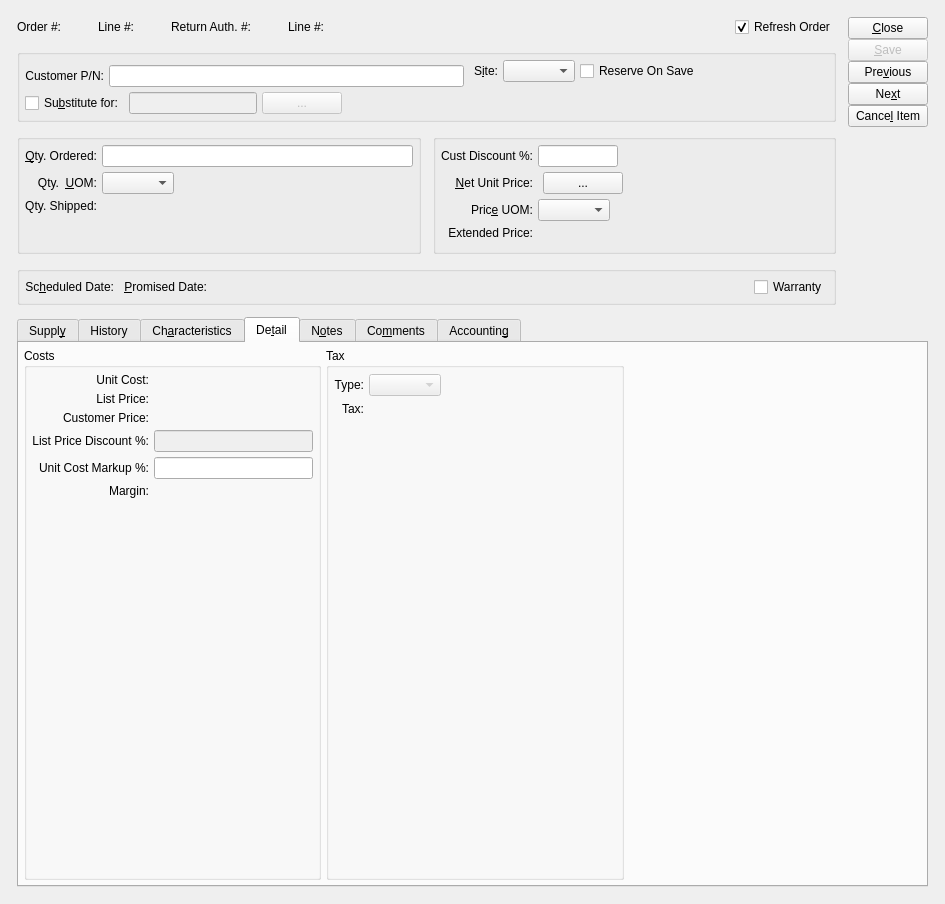
This is guiclient/salesOrderItem.ui in Pegasus-RPG/xtuple-client as Qt 5 draws it before an edit. The edited form follows.
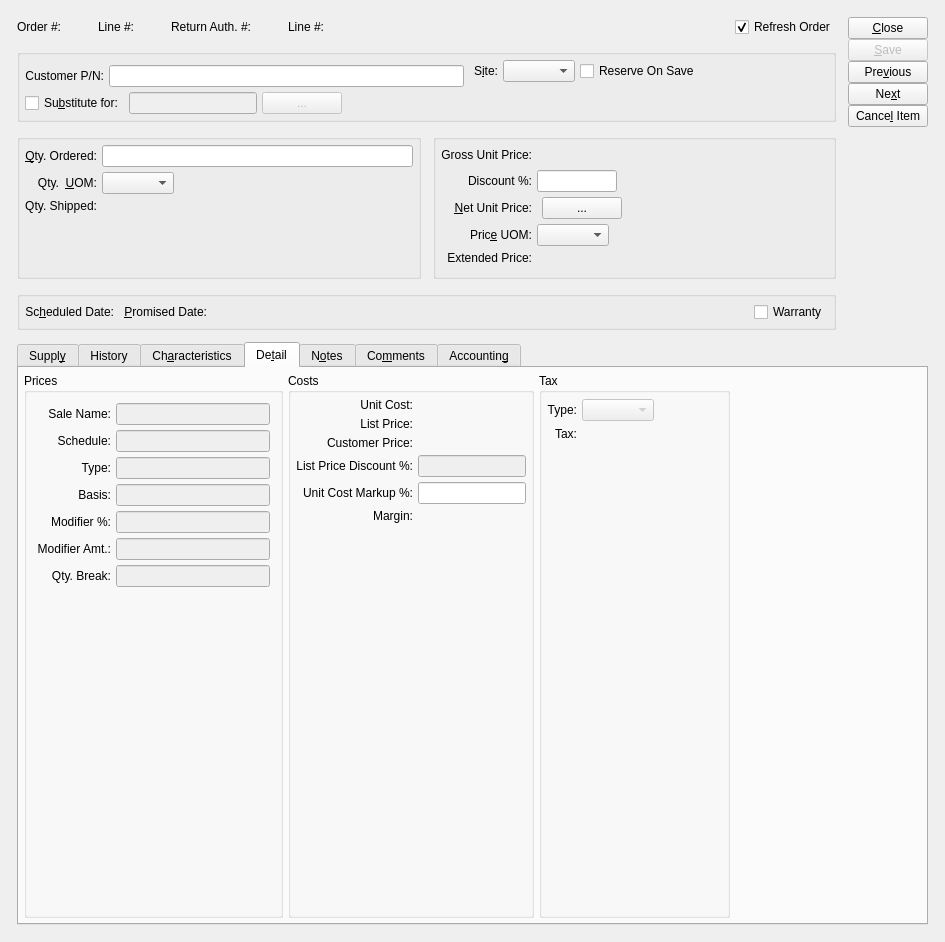
This is the edited form. The open tabs and pages were chosen to show the change. Custom widgets are drawn as their Qt base class.

Commit message: Issue #26767:preliminary commit

```diff
--- a/guiclient/salesOrderItem.ui
+++ b/guiclient/salesOrderItem.ui
@@ -14,7 +14,7 @@
     <x>0</x>
     <y>0</y>
     <width>945</width>
-    <height>904</height>
+    <height>942</height>
    </rect>
   </property>
   <property name="sizePolicy">
@@ -545,21 +545,12 @@
         <string/>
        </property>
        <layout class="QGridLayout">
-        <item row="0" column="1">
+        <item row="4" column="1">
          <layout class="QHBoxLayout">
           <item>
-           <widget class="XLineEdit" name="_discountFromCust">
-            <property name="maximumSize">
-             <size>
-              <width>80</width>
-              <height>32767</height>
-             </size>
-            </property>
+           <widget class="XComboBox" name="_priceUOM">
             <property name="focusPolicy">
-             <enum>Qt::StrongFocus</enum>
-            </property>
-            <property name="alignment">
-             <set>Qt::AlignRight</set>
+             <enum>Qt::ClickFocus</enum>
             </property>
            </widget>
           </item>
@@ -578,73 +569,30 @@
           </item>
          </layout>
         </item>
-        <item row="1" column="0">
-         <widget class="QLabel" name="_netUnitPriceLit">
+        <item row="5" column="0">
+         <widget class="QLabel" name="_extendedPriceLit">
           <property name="text">
-           <string>&amp;Net Unit Price:</string>
+           <string>Extended Price:</string>
           </property>
           <property name="alignment">
-           <set>Qt::AlignRight|Qt::AlignTrailing|Qt::AlignVCenter</set>
+           <set>Qt::AlignRight|Qt::AlignTop|Qt::AlignTrailing</set>
           </property>
           <property name="margin">
            <number>5</number>
           </property>
-          <property name="buddy">
-           <cstring>_netUnitPrice</cstring>
-          </property>
          </widget>
         </item>
-        <item row="1" column="1">
-         <layout class="QHBoxLayout">
-          <item>
-           <widget class="CurrCluster" name="_netUnitPrice">
-            <property name="format">
-             <enum>CurrDisplay::SalesPrice</enum>
-            </property>
-            <property name="currencyEditable" stdset="0">
-             <bool>false</bool>
-            </property>
-           </widget>
-          </item>
-          <item>
-           <widget class="QPushButton" name="_listPrices">
-            <property name="focusPolicy">
-             <enum>Qt::NoFocus</enum>
-            </property>
-            <property name="text">
-             <string> ... </string>
-            </property>
-           </widget>
-          </item>
-          <item>
-           <spacer>
-            <property name="orientation">
-             <enum>Qt::Horizontal</enum>
-            </property>
-            <property name="sizeHint" stdset="0">
-             <size>
-              <width>0</width>
-              <height>20</height>
-             </size>
-            </property>
-           </spacer>
-          </item>
-          <item>
-           <spacer>
-            <property name="orientation">
-             <enum>Qt::Horizontal</enum>
-            </property>
-            <property name="sizeHint" stdset="0">
-             <size>
-              <width>40</width>
-              <height>20</height>
-             </size>
-            </property>
-           </spacer>
-          </item>
-         </layout>
-        </item>
         <item row="2" column="0">
+         <widget class="QLabel" name="_discountFromCustLit">
+          <property name="text">
+           <string>Discount %:</string>
+          </property>
+          <property name="alignment">
+           <set>Qt::AlignRight|Qt::AlignTrailing|Qt::AlignVCenter</set>
+          </property>
+         </widget>
+        </item>
+        <item row="4" column="0">
          <widget class="QLabel" name="_priceUOMLit">
           <property name="text">
            <string>Pric&amp;e UOM:</string>
@@ -663,44 +611,56 @@
           </property>
          </widget>
         </item>
-        <item row="2" column="1">
-         <layout class="QHBoxLayout">
-          <item>
-           <widget class="XComboBox" name="_priceUOM">
-            <property name="focusPolicy">
-             <enum>Qt::ClickFocus</enum>
-            </property>
-           </widget>
-          </item>
-          <item>
-           <spacer>
-            <property name="orientation">
-             <enum>Qt::Horizontal</enum>
-            </property>
-            <property name="sizeHint" stdset="0">
-             <size>
-              <width>0</width>
-              <height>20</height>
-             </size>
-            </property>
-           </spacer>
-          </item>
-         </layout>
-        </item>
         <item row="3" column="0">
-         <widget class="QLabel" name="_extendedPriceLit">
+         <widget class="QLabel" name="_netUnitPriceLit">
           <property name="text">
-           <string>Extended Price:</string>
+           <string>&amp;Net Unit Price:</string>
           </property>
           <property name="alignment">
-           <set>Qt::AlignRight|Qt::AlignTop|Qt::AlignTrailing</set>
+           <set>Qt::AlignRight|Qt::AlignTrailing|Qt::AlignVCenter</set>
           </property>
           <property name="margin">
            <number>5</number>
           </property>
+          <property name="buddy">
+           <cstring>_netUnitPrice</cstring>
+          </property>
          </widget>
         </item>
-        <item row="3" column="1">
+        <item row="2" column="1">
+         <layout class="QHBoxLayout">
+          <item>
+           <widget class="XLineEdit" name="_discountFromCust">
+            <property name="maximumSize">
+             <size>
+              <width>80</width>
+              <height>32767</height>
+             </size>
+            </property>
+            <property name="focusPolicy">
+             <enum>Qt::StrongFocus</enum>
+            </property>
+            <property name="alignment">
+             <set>Qt::AlignRight</set>
+            </property>
+           </widget>
+          </item>
+          <item>
+           <spacer>
+            <property name="orientation">
+             <enum>Qt::Horizontal</enum>
+            </property>
+            <property name="sizeHint" stdset="0">
+             <size>
+              <width>0</width>
+              <height>20</height>
+             </size>
+            </property>
+           </spacer>
+          </item>
+         </layout>
+        </item>
+        <item row="5" column="1">
          <layout class="QHBoxLayout">
           <item>
            <widget class="CurrCluster" name="_extendedPrice">
@@ -739,16 +699,96 @@
           </item>
          </layout>
         </item>
-        <item row="0" column="0">
-         <widget class="QLabel" name="_discountFromCustLit">
+        <item row="3" column="1">
+         <layout class="QHBoxLayout">
+          <item>
+           <widget class="CurrCluster" name="_netUnitPrice">
+            <property name="format">
+             <enum>CurrDisplay::SalesPrice</enum>
+            </property>
+            <property name="currencyEditable" stdset="0">
+             <bool>false</bool>
+            </property>
+           </widget>
+          </item>
+          <item>
+           <widget class="QPushButton" name="_listPrices">
+            <property name="focusPolicy">
+             <enum>Qt::NoFocus</enum>
+            </property>
+            <property name="text">
+             <string> ... </string>
+            </property>
+           </widget>
+          </item>
+          <item>
+           <spacer>
+            <property name="orientation">
+             <enum>Qt::Horizontal</enum>
+            </property>
+            <property name="sizeHint" stdset="0">
+             <size>
+              <width>0</width>
+              <height>20</height>
+             </size>
+            </property>
+           </spacer>
+          </item>
+          <item>
+           <spacer>
+            <property name="orientation">
+             <enum>Qt::Horizontal</enum>
+            </property>
+            <property name="sizeHint" stdset="0">
+             <size>
+              <width>40</width>
+              <height>20</height>
+             </size>
+            </property>
+           </spacer>
+          </item>
+         </layout>
+        </item>
+        <item row="1" column="0">
+         <widget class="QLabel" name="_grossUnitPriceLit">
           <property name="text">
-           <string>Cust Discount %:</string>
+           <string>Gross Unit Price:</string>
           </property>
           <property name="alignment">
            <set>Qt::AlignRight|Qt::AlignTrailing|Qt::AlignVCenter</set>
           </property>
          </widget>
         </item>
+        <item row="1" column="1">
+         <layout class="QHBoxLayout" name="horizontalLayout_17">
+          <item>
+           <widget class="CurrCluster" name="_grossUnitPrice">
+            <property name="currencyEditable" stdset="0">
+             <bool>false</bool>
+            </property>
+            <property name="currencyVisible">
+             <bool>false</bool>
+            </property>
+            <property name="enabled">
+             <bool>false</bool>
+            </property>
+           </widget>
+          </item>
+          <item>
+           <spacer name="horizontalSpacer_7">
+            <property name="orientation">
+             <enum>Qt::Horizontal</enum>
+            </property>
+            <property name="sizeHint" stdset="0">
+             <size>
+              <width>17</width>
+              <height>20</height>
+             </size>
+            </property>
+           </spacer>
+          </item>
+         </layout>
+        </item>
        </layout>
       </widget>
      </item>
@@ -1897,142 +1937,20 @@
          <string>De&amp;tail</string>
         </attribute>
         <layout class="QGridLayout">
-         <item row="0" column="0">
-          <widget class="QGroupBox" name="_priceGroup">
-           <property name="title">
-            <string>Costs</string>
+         <item row="0" column="3">
+          <spacer>
+           <property name="orientation">
+            <enum>Qt::Horizontal</enum>
            </property>
-           <layout class="QGridLayout">
-            <item row="0" column="1">
-             <widget class="CurrCluster" name="_unitCost">
-              <property name="format">
-               <enum>CurrDisplay::Cost</enum>
-              </property>
-              <property name="currencyEditable" stdset="0">
-               <bool>false</bool>
-              </property>
-              <property name="currencyVisible">
-               <bool>false</bool>
-              </property>
-             </widget>
-            </item>
-            <item row="3" column="0">
-             <widget class="QLabel" name="_discountFromListPriceLit">
-              <property name="minimumSize">
-               <size>
-                <width>0</width>
-                <height>0</height>
-               </size>
-              </property>
-              <property name="text">
-               <string>List Price Discount %:</string>
-              </property>
-              <property name="alignment">
-               <set>Qt::AlignRight|Qt::AlignTrailing|Qt::AlignVCenter</set>
-              </property>
-             </widget>
-            </item>
-            <item row="2" column="1">
-             <widget class="CurrDisplay" name="_customerPrice">
-              <property name="format">
-               <enum>CurrDisplay::SalesPrice</enum>
-              </property>
-             </widget>
-            </item>
-            <item row="2" column="0">
-             <widget class="QLabel" name="_customerPriceLit">
-              <property name="text">
-               <string>Customer Price:</string>
-              </property>
-              <property name="alignment">
-               <set>Qt::AlignRight|Qt::AlignTrailing|Qt::AlignVCenter</set>
-              </property>
-             </widget>
-            </item>
-            <item row="0" column="0">
-             <widget class="QLabel" name="_unitCostLit">
-              <property name="text">
-               <string>Unit Cost:</string>
-              </property>
-              <property name="alignment">
-               <set>Qt::AlignRight|Qt::AlignTrailing|Qt::AlignVCenter</set>
-              </property>
-             </widget>
-            </item>
-            <item row="1" column="0">
-             <widget class="QLabel" name="_listPriceLit">
-              <property name="text">
-               <string>List Price:</string>
-              </property>
-              <property name="alignment">
-               <set>Qt::AlignRight|Qt::AlignTrailing|Qt::AlignVCenter</set>
-              </property>
-             </widget>
-            </item>
-            <item row="9" column="0">
-             <widget class="QLabel" name="_marginLit">
-              <property name="text">
-               <string>Margin:</string>
-              </property>
-              <property name="alignment">
-               <set>Qt::AlignRight|Qt::AlignTrailing|Qt::AlignVCenter</set>
-              </property>
-             </widget>
-            </item>
-            <item row="11" column="0">
-             <spacer>
-              <property name="orientation">
-               <enum>Qt::Vertical</enum>
-              </property>
-              <property name="sizeHint" stdset="0">
-               <size>
-                <width>20</width>
-                <height>0</height>
-               </size>
-              </property>
-             </spacer>
-            </item>
-            <item row="8" column="0">
-             <widget class="QLabel" name="_markupFromUnitCostLit">
-              <property name="text">
-               <string>Unit Cost Markup %:</string>
-              </property>
-              <property name="alignment">
-               <set>Qt::AlignRight|Qt::AlignTrailing|Qt::AlignVCenter</set>
-              </property>
-             </widget>
-            </item>
-            <item row="8" column="1">
-             <widget class="XLineEdit" name="_markupFromUnitCost">
-              <property name="alignment">
-               <set>Qt::AlignRight|Qt::AlignTrailing|Qt::AlignVCenter</set>
-              </property>
-             </widget>
-            </item>
-            <item row="3" column="1">
-             <widget class="XLineEdit" name="_discountFromListPrice">
-              <property name="enabled">
-               <bool>false</bool>
-              </property>
-              <property name="alignment">
-               <set>Qt::AlignRight|Qt::AlignTrailing|Qt::AlignVCenter</set>
-              </property>
-             </widget>
-            </item>
-            <item row="1" column="1">
-             <widget class="CurrDisplay" name="_listPrice">
-              <property name="format">
-               <enum>CurrDisplay::SalesPrice</enum>
-              </property>
-             </widget>
-            </item>
-            <item row="9" column="1">
-             <widget class="CurrDisplay" name="_margin"/>
-            </item>
-           </layout>
-          </widget>
+           <property name="sizeHint" stdset="0">
+            <size>
+             <width>21</width>
+             <height>204</height>
+            </size>
+           </property>
+          </spacer>
          </item>
-         <item row="0" column="1">
+         <item row="0" column="2">
           <widget class="QGroupBox" name="taxGroup">
            <property name="title">
             <string>Tax</string>
@@ -2126,18 +2044,362 @@
            </layout>
           </widget>
          </item>
-         <item row="0" column="2">
-          <spacer>
-           <property name="orientation">
-            <enum>Qt::Horizontal</enum>
+         <item row="0" column="0">
+          <widget class="QGroupBox" name="_priceGroup">
+           <property name="title">
+            <string>Prices</string>
            </property>
-           <property name="sizeHint" stdset="0">
-            <size>
-             <width>21</width>
-             <height>204</height>
-            </size>
+           <layout class="QVBoxLayout" name="verticalLayout_10">
+            <item>
+             <widget class="QStackedWidget" name="_pricingStack">
+              <property name="frameShape">
+               <enum>QFrame::NoFrame</enum>
+              </property>
+              <property name="currentIndex">
+               <number>2</number>
+              </property>
+              <widget class="QWidget" name="_listPricePage">
+               <layout class="QVBoxLayout" name="verticalLayout_11">
+                <item>
+                 <layout class="QHBoxLayout" name="horizontalLayout_18">
+                  <item>
+                   <widget class="QLabel" name="_listDiscountLit">
+                    <property name="text">
+                     <string>Customer Discount %:</string>
+                    </property>
+                    <property name="alignment">
+                     <set>Qt::AlignRight|Qt::AlignTrailing|Qt::AlignVCenter</set>
+                    </property>
+                   </widget>
+                  </item>
+                  <item>
+                   <widget class="XLineEdit" name="_listDiscount">
+                    <property name="enabled">
+                     <bool>false</bool>
+                    </property>
+                    <property name="alignment">
+                     <set>Qt::AlignRight|Qt::AlignTrailing|Qt::AlignVCenter</set>
+                    </property>
+                   </widget>
+                  </item>
+                 </layout>
+                </item>
+                <item>
+                 <spacer name="verticalSpacer_4">
+                  <property name="orientation">
+                   <enum>Qt::Vertical</enum>
+                  </property>
+                  <property name="sizeHint" stdset="0">
+                   <size>
+                    <width>17</width>
+                    <height>271</height>
+                   </size>
+                  </property>
+                 </spacer>
+                </item>
+               </layout>
+              </widget>
+              <widget class="QWidget" name="_ipsPricePage">
+               <layout class="QVBoxLayout" name="verticalLayout_13">
+                <item>
+                 <layout class="QGridLayout" name="gridLayout_2">
+                  <item row="1" column="1">
+                   <widget class="XLineEdit" name="_ipsSchedule">
+                    <property name="enabled">
+                     <bool>false</bool>
+                    </property>
+                    <property name="alignment">
+                     <set>Qt::AlignRight|Qt::AlignTrailing|Qt::AlignVCenter</set>
+                    </property>
+                   </widget>
+                  </item>
+                  <item row="2" column="0">
+                   <widget class="QLabel" name="_ipsTypeLit">
+                    <property name="text">
+                     <string>Type:</string>
+                    </property>
+                    <property name="alignment">
+                     <set>Qt::AlignRight|Qt::AlignTrailing|Qt::AlignVCenter</set>
+                    </property>
+                   </widget>
+                  </item>
+                  <item row="5" column="1">
+                   <widget class="XLineEdit" name="_ipsModifierPct">
+                    <property name="enabled">
+                     <bool>false</bool>
+                    </property>
+                    <property name="alignment">
+                     <set>Qt::AlignRight|Qt::AlignTrailing|Qt::AlignVCenter</set>
+                    </property>
+                   </widget>
+                  </item>
+                  <item row="0" column="0">
+                   <widget class="QLabel" name="_ipsSaleNameLit">
+                    <property name="text">
+                     <string>Sale Name:</string>
+                    </property>
+                    <property name="alignment">
+                     <set>Qt::AlignRight|Qt::AlignTrailing|Qt::AlignVCenter</set>
+                    </property>
+                   </widget>
+                  </item>
+                  <item row="0" column="1">
+                   <widget class="XLineEdit" name="_ipsSaleName">
+                    <property name="enabled">
+                     <bool>false</bool>
+                    </property>
+                    <property name="alignment">
+                     <set>Qt::AlignRight|Qt::AlignTrailing|Qt::AlignVCenter</set>
+                    </property>
+                   </widget>
+                  </item>
+                  <item row="8" column="0">
+                   <widget class="QLabel" name="_ipsModifierAmtLit">
+                    <property name="text">
+                     <string>Modifier Amt.:</string>
+                    </property>
+                    <property name="alignment">
+                     <set>Qt::AlignRight|Qt::AlignTrailing|Qt::AlignVCenter</set>
+                    </property>
+                   </widget>
+                  </item>
+                  <item row="8" column="1">
+                   <widget class="XLineEdit" name="_ipsModifierAmt">
+                    <property name="enabled">
+                     <bool>false</bool>
+                    </property>
+                    <property name="alignment">
+                     <set>Qt::AlignRight|Qt::AlignTrailing|Qt::AlignVCenter</set>
+                    </property>
+                   </widget>
+                  </item>
+                  <item row="5" column="0">
+                   <widget class="QLabel" name="_ipsModifierPctLit">
+                    <property name="text">
+                     <string>Modifier %:</string>
+                    </property>
+                    <property name="alignment">
+                     <set>Qt::AlignRight|Qt::AlignTrailing|Qt::AlignVCenter</set>
+                    </property>
+                   </widget>
+                  </item>
+                  <item row="2" column="1">
+                   <widget class="XLineEdit" name="_ipsType">
+                    <property name="enabled">
+                     <bool>false</bool>
+                    </property>
+                    <property name="alignment">
+                     <set>Qt::AlignRight|Qt::AlignTrailing|Qt::AlignVCenter</set>
+                    </property>
+                   </widget>
+                  </item>
+                  <item row="1" column="0">
+                   <widget class="QLabel" name="_ipsScheduleLit">
+                    <property name="text">
+                     <string>Schedule:</string>
+                    </property>
+                    <property name="alignment">
+                     <set>Qt::AlignRight|Qt::AlignTrailing|Qt::AlignVCenter</set>
+                    </property>
+                   </widget>
+                  </item>
+                  <item row="3" column="0">
+                   <widget class="QLabel" name="_ipsBasisLit">
+                    <property name="text">
+                     <string>Basis:</string>
+                    </property>
+                    <property name="alignment">
+                     <set>Qt::AlignRight|Qt::AlignTrailing|Qt::AlignVCenter</set>
+                    </property>
+                   </widget>
+                  </item>
+                  <item row="3" column="1">
+                   <widget class="XLineEdit" name="_ipsBasis">
+                    <property name="enabled">
+                     <bool>false</bool>
+                    </property>
+                    <property name="alignment">
+                     <set>Qt::AlignRight|Qt::AlignTrailing|Qt::AlignVCenter</set>
+                    </property>
+                   </widget>
+                  </item>
+                  <item row="9" column="0">
+                   <widget class="QLabel" name="_saleQtyBreakLit">
+                    <property name="text">
+                     <string>Qty. Break:</string>
+                    </property>
+                    <property name="alignment">
+                     <set>Qt::AlignRight|Qt::AlignTrailing|Qt::AlignVCenter</set>
+                    </property>
+                   </widget>
+                  </item>
+                  <item row="9" column="1">
+                   <widget class="XLineEdit" name="_ipsQtyBreak">
+                    <property name="enabled">
+                     <bool>false</bool>
+                    </property>
+                    <property name="alignment">
+                     <set>Qt::AlignRight|Qt::AlignTrailing|Qt::AlignVCenter</set>
+                    </property>
+                   </widget>
+                  </item>
+                 </layout>
+                </item>
+                <item>
+                 <spacer name="verticalSpacer_6">
+                  <property name="orientation">
+                   <enum>Qt::Vertical</enum>
+                  </property>
+                  <property name="sizeHint" stdset="0">
+                   <size>
+                    <width>20</width>
+                    <height>79</height>
+                   </size>
+                  </property>
+                 </spacer>
+                </item>
+               </layout>
+              </widget>
+              <widget class="QWidget" name="_blankPricePage"/>
+             </widget>
+            </item>
+           </layout>
+          </widget>
+         </item>
+         <item row="0" column="1">
+          <widget class="QGroupBox" name="_costGroup">
+           <property name="title">
+            <string>Costs</string>
            </property>
-          </spacer>
+           <layout class="QGridLayout">
+            <item row="3" column="1">
+             <widget class="QLabel" name="_discountFromListPriceLit">
+              <property name="minimumSize">
+               <size>
+                <width>0</width>
+                <height>0</height>
+               </size>
+              </property>
+              <property name="text">
+               <string>List Price Discount %:</string>
+              </property>
+              <property name="alignment">
+               <set>Qt::AlignRight|Qt::AlignTrailing|Qt::AlignVCenter</set>
+              </property>
+             </widget>
+            </item>
+            <item row="1" column="2">
+             <widget class="CurrDisplay" name="_listPrice">
+              <property name="format">
+               <enum>CurrDisplay::SalesPrice</enum>
+              </property>
+             </widget>
+            </item>
+            <item row="2" column="2">
+             <widget class="CurrDisplay" name="_customerPrice">
+              <property name="format">
+               <enum>CurrDisplay::SalesPrice</enum>
+              </property>
+             </widget>
+            </item>
+            <item row="2" column="1">
+             <widget class="QLabel" name="_customerPriceLit">
+              <property name="text">
+               <string>Customer Price:</string>
+              </property>
+              <property name="alignment">
+               <set>Qt::AlignRight|Qt::AlignTrailing|Qt::AlignVCenter</set>
+              </property>
+             </widget>
+            </item>
+            <item row="0" column="1">
+             <widget class="QLabel" name="_unitCostLit">
+              <property name="text">
+               <string>Unit Cost:</string>
+              </property>
+              <property name="alignment">
+               <set>Qt::AlignRight|Qt::AlignTrailing|Qt::AlignVCenter</set>
+              </property>
+             </widget>
+            </item>
+            <item row="3" column="2">
+             <widget class="XLineEdit" name="_discountFromListPrice">
+              <property name="enabled">
+               <bool>false</bool>
+              </property>
+              <property name="alignment">
+               <set>Qt::AlignRight|Qt::AlignTrailing|Qt::AlignVCenter</set>
+              </property>
+             </widget>
+            </item>
+            <item row="8" column="2">
+             <widget class="XLineEdit" name="_markupFromUnitCost">
+              <property name="alignment">
+               <set>Qt::AlignRight|Qt::AlignTrailing|Qt::AlignVCenter</set>
+              </property>
+             </widget>
+            </item>
+            <item row="1" column="1">
+             <widget class="QLabel" name="_listPriceLit">
+              <property name="text">
+               <string>List Price:</string>
+              </property>
+              <property name="alignment">
+               <set>Qt::AlignRight|Qt::AlignTrailing|Qt::AlignVCenter</set>
+              </property>
+             </widget>
+            </item>
+            <item row="9" column="2">
+             <widget class="CurrDisplay" name="_margin"/>
+            </item>
+            <item row="11" column="1">
+             <spacer>
+              <property name="orientation">
+               <enum>Qt::Vertical</enum>
+              </property>
+              <property name="sizeHint" stdset="0">
+               <size>
+                <width>20</width>
+                <height>0</height>
+               </size>
+              </property>
+             </spacer>
+            </item>
+            <item row="9" column="1">
+             <widget class="QLabel" name="_marginLit">
+              <property name="text">
+               <string>Margin:</string>
+              </property>
+              <property name="alignment">
+               <set>Qt::AlignRight|Qt::AlignTrailing|Qt::AlignVCenter</set>
+              </property>
+             </widget>
+            </item>
+            <item row="8" column="1">
+             <widget class="QLabel" name="_markupFromUnitCostLit">
+              <property name="text">
+               <string>Unit Cost Markup %:</string>
+              </property>
+              <property name="alignment">
+               <set>Qt::AlignRight|Qt::AlignTrailing|Qt::AlignVCenter</set>
+              </property>
+             </widget>
+            </item>
+            <item row="0" column="2">
+             <widget class="CurrCluster" name="_unitCost">
+              <property name="format">
+               <enum>CurrDisplay::Cost</enum>
+              </property>
+              <property name="currencyEditable" stdset="0">
+               <bool>false</bool>
+              </property>
+              <property name="currencyVisible">
+               <bool>false</bool>
+              </property>
+             </widget>
+            </item>
+           </layout>
+          </widget>
          </item>
         </layout>
        </widget>
```
The commit also changes 1 other file.
